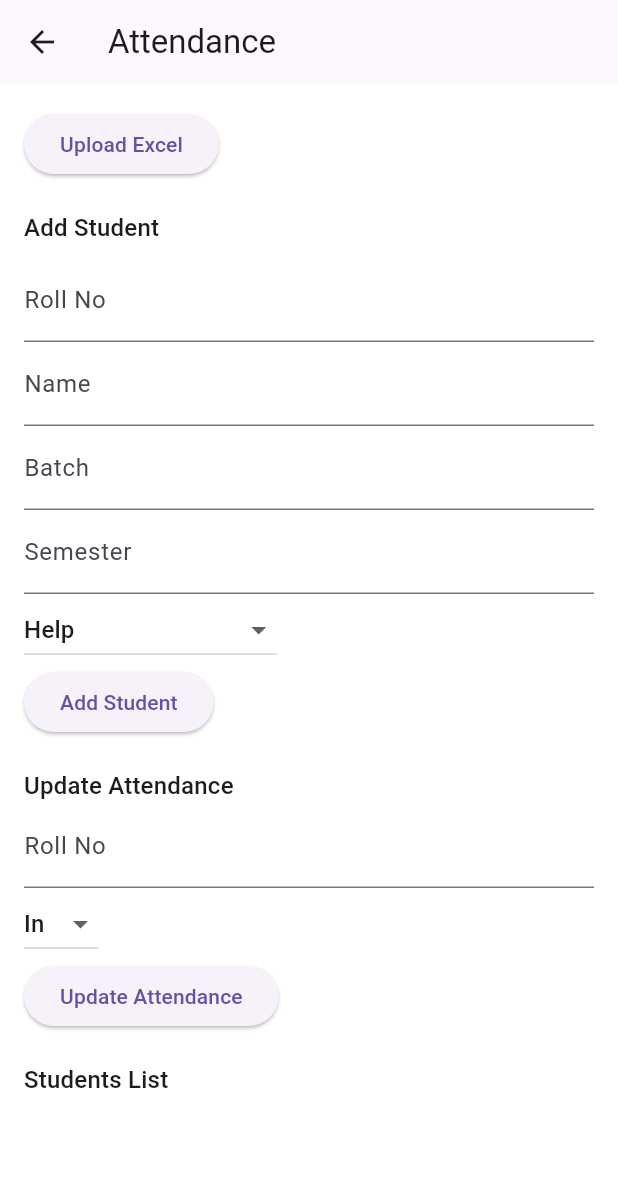
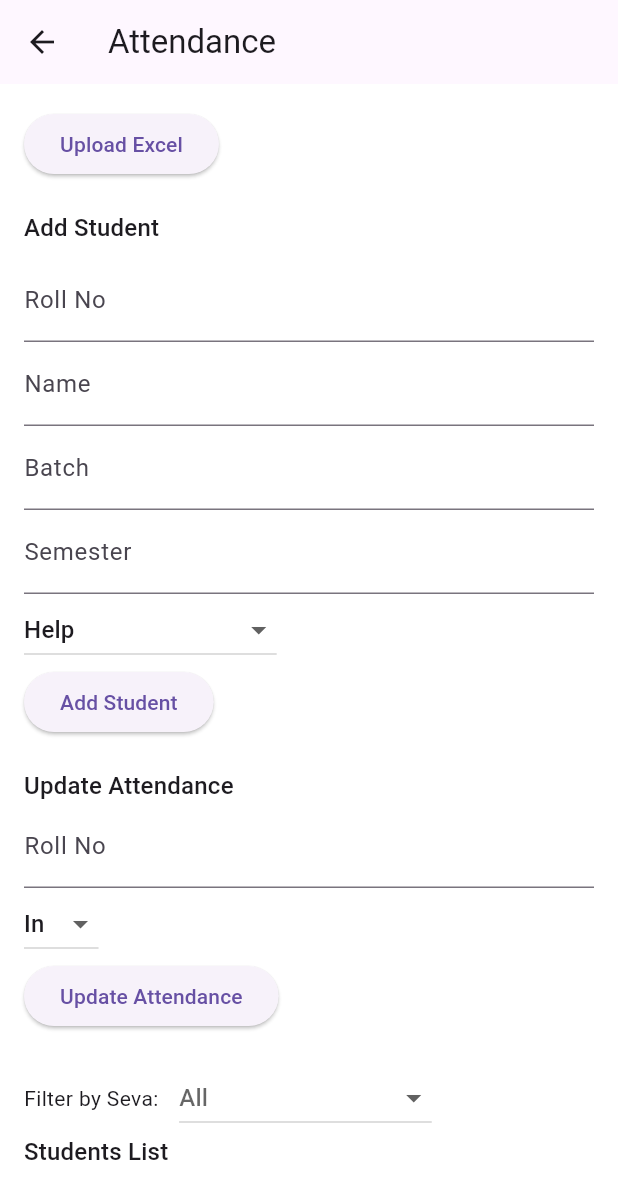
Before and after one commit to Vaishnav-365/Seva_App_Frontend, a Flutter app: the AttendanceScreen screen opened by its route, on a phone screen of 412 x 824 dp. Shown: the top 1199 px of the screen. Run offline on Flutter 3.47's test engine with Material 3 defaults, Android fonts, the phone set to English and light mode, and no system bars; our stand-ins replace file_picker; missing offline and left inert: excel; accounts and stored records are empty.

Commit message:
added filter by seva in attendance page

```diff
--- a/lib/screens/attendance_screen.dart
+++ b/lib/screens/attendance_screen.dart
@@ -87,6 +87,7 @@ class _AttendanceScreenState extends State<AttendanceScreen> {
   final addSemesterController = TextEditingController();
 
   String committeeValue = 'Help';
+  String? selectedCommittee;
 
   // Controllers for attendance update
   final rollController = TextEditingController();
@@ -111,6 +112,13 @@ class _AttendanceScreenState extends State<AttendanceScreen> {
   Widget build(BuildContext context) {
     final state = Provider.of<AttendanceState>(context);
 
+    // 🔹 Filter students list here (outside widget tree)
+    final filteredStudents = selectedCommittee == null
+        ? state.students
+        : state.students
+            .where((s) => s.committee == selectedCommittee)
+            .toList();
+
     return Scaffold(
       appBar: AppBar(title: const Text('Attendance')),
       body: SingleChildScrollView(
@@ -133,7 +141,8 @@ class _AttendanceScreenState extends State<AttendanceScreen> {
 
                   for (var sheetName in excel.tables.keys) {
                     final sheet = excel.tables[sheetName]!;
-                    for (var row in sheet.rows.skip(1)) { // skip header
+                    for (var row in sheet.rows.skip(1)) {
+                      // skip header
                       final rollNo = row[0]?.value.toString() ?? '';
                       final name = row[1]?.value.toString() ?? '';
                       final batch = row[2]?.value.toString() ?? '';
@@ -262,6 +271,45 @@ class _AttendanceScreenState extends State<AttendanceScreen> {
             ),
             const SizedBox(height: 20),
 
+            // --- Filter by Committee ---
+            Wrap(
+              spacing: 10,
+              crossAxisAlignment: WrapCrossAlignment.center,
+              children: [
+                const Text("Filter by Seva: "),
+                DropdownButton<String>(
+                  value: selectedCommittee,
+                  hint: const Text("All"),
+                  items: <String>[
+                    'Help',
+                    'Volunteer Care',
+                    'Plate Washing',
+                    'Venue Maintenance',
+                    'Special Invitees',
+                    'Press & Media',
+                    'Cultural'
+                  ].map((value) {
+                    return DropdownMenuItem<String>(
+                      value: value,
+                      child: Text(value),
+                    );
+                  }).toList(),
+                  onChanged: (newVal) {
+                    setState(() {
+                      selectedCommittee = newVal;
+                    });
+                  },
+                ),
+                if (selectedCommittee != null)
+                  TextButton(
+                    onPressed: () {
+                      setState(() => selectedCommittee = null); // reset filter
+                    },
+                    child: const Text("Clear"),
+                  ),
+              ],
+            ),
+
             // --- Student List ---
             Text('Students List',
                 style: Theme.of(context).textTheme.titleMedium),
@@ -269,9 +317,9 @@ class _AttendanceScreenState extends State<AttendanceScreen> {
             ListView.builder(
               shrinkWrap: true,
               physics: const NeverScrollableScrollPhysics(),
-              itemCount: state.students.length,
+              itemCount: filteredStudents.length,
               itemBuilder: (context, index) {
-                final s = state.students[index];
+                final s = filteredStudents[index];
                 return ListTile(
                   title: Text('${s.name} (${s.rollNo})'),
                   subtitle: Text(
--- a/pubspec.yaml
+++ b/pubspec.yaml
@@ -30,7 +30,7 @@ environment:
 dependencies:
   flutter:
     sdk: flutter
-  file_picker: ^6.0.1
+  file_picker: ^8.0.0
   intl: ^0.18.1
   provider: ^6.0.5
   excel: ^2.1.0
```
Also changed, not shown: pubspec.lock, 2 other files.
